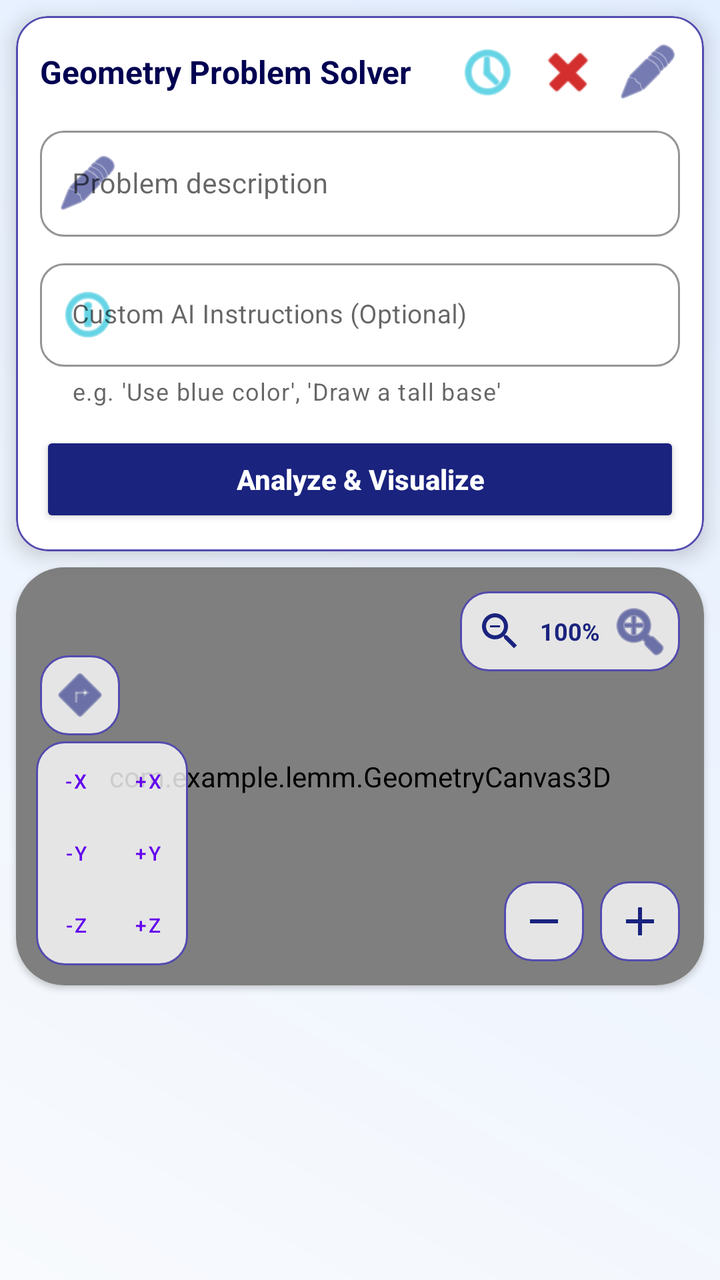
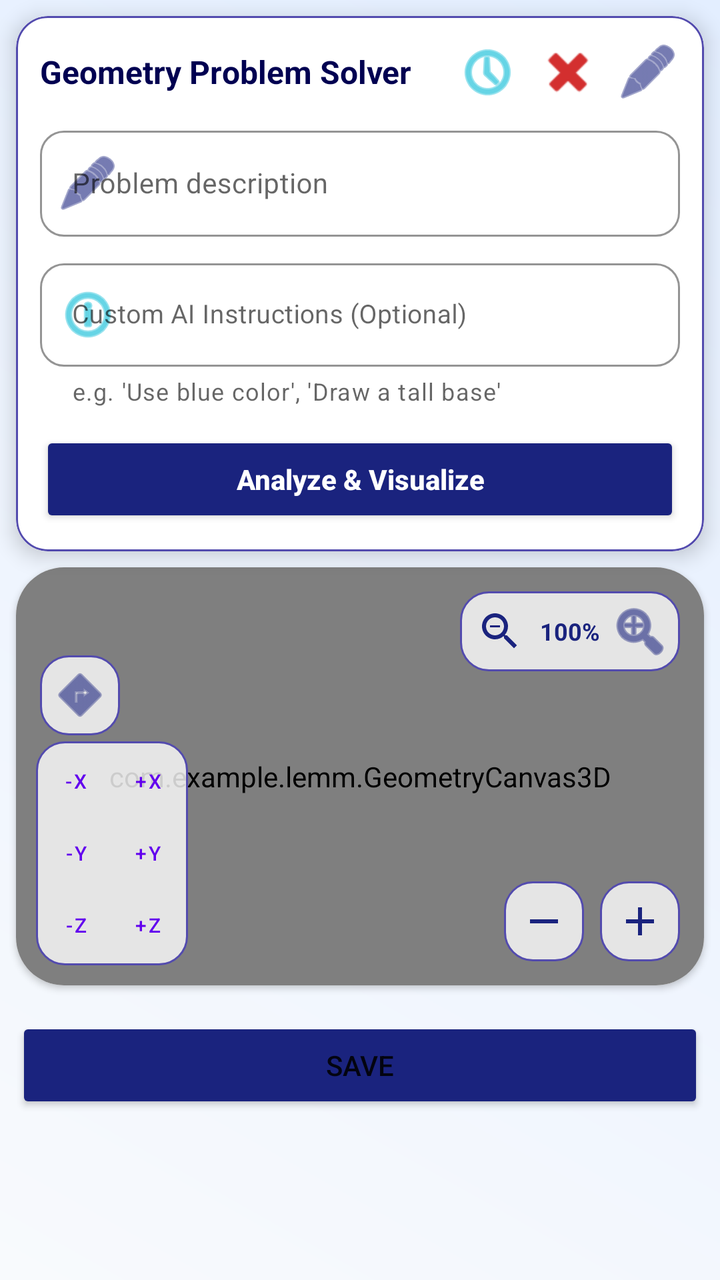

An Android layout rendered at two revisions. The XML below is the earlier revision; the diff shows what the commit changed to produce the second picture.
<!-- AndroidManifest.xml: application theme Theme.MaterialComponents.DayNight.NoActionBar -->
<!-- res/layout/activity_geometry_input.xml -->
<?xml version="1.0" encoding="utf-8"?>
<androidx.constraintlayout.widget.ConstraintLayout xmlns:android="http://schemas.android.com/apk/res/android"
    xmlns:app="http://schemas.android.com/apk/res-auto"
    xmlns:tools="http://schemas.android.com/tools"
    android:layout_width="match_parent"
    android:layout_height="match_parent"
    android:background="@drawable/gradient_bg">

    
    <com.google.android.material.card.MaterialCardView
        android:id="@+id/headerCard"
        android:layout_width="match_parent"
        android:layout_height="wrap_content"
        android:layout_margin="8dp"
        app:cardCornerRadius="16dp"
        app:cardElevation="6dp"
        app:strokeColor="@color/primary_light"
        app:strokeWidth="1dp"
        app:layout_constraintTop_toTopOf="parent">

        <LinearLayout
            android:layout_width="match_parent"
            android:layout_height="wrap_content"
            android:orientation="vertical"
            android:padding="12dp"
            android:background="@color/surface_white">

            <LinearLayout
                android:layout_width="match_parent"
                android:layout_height="wrap_content"
                android:orientation="horizontal"
                android:gravity="center_vertical">

                <TextView
                    android:layout_width="0dp"
                    android:layout_height="wrap_content"
                    android:layout_weight="1"
                    android:text="Geometry Problem Solver"
                    android:textStyle="bold"
                    android:textColor="@color/primary_dark"
                    android:textSize="16sp" />

                <ImageButton
                    android:id="@+id/btnHistory"
                    android:layout_width="32dp"
                    android:layout_height="32dp"
                    android:layout_marginEnd="8dp"
                    android:background="?attr/selectableItemBackgroundBorderless"
                    android:src="@android:drawable/ic_menu_recent_history"
                    app:tint="@color/secondary" />

                <ImageButton
                    android:id="@+id/btnStopAI"
                    android:layout_width="32dp"
                    android:layout_height="32dp"
                    android:layout_marginEnd="8dp"
                    android:background="?attr/selectableItemBackgroundBorderless"
                    android:src="@android:drawable/ic_delete"
                    app:tint="@color/error_red" />

                <ImageButton
                    android:id="@+id/btnToggleInput"
                    android:layout_width="32dp"
                    android:layout_height="32dp"
                    android:background="?attr/selectableItemBackgroundBorderless"
                    android:src="@android:drawable/ic_menu_edit"
                    app:tint="@color/primary" />
            </LinearLayout>

            <LinearLayout
                android:id="@+id/inputExpandableArea"
                android:layout_width="match_parent"
                android:layout_height="wrap_content"
                android:orientation="vertical"
                android:visibility="visible"
                android:paddingTop="8dp">

                <com.google.android.material.textfield.TextInputLayout
                    android:id="@+id/tlDescription"
                    style="@style/Widget.MaterialComponents.TextInputLayout.OutlinedBox"
                    android:layout_width="match_parent"
                    android:layout_height="wrap_content"
                    android:hint="Problem description"
                    app:startIconDrawable="@android:drawable/ic_menu_edit"
                    app:startIconTint="@color/primary"
                    app:boxCornerRadiusBottomEnd="12dp"
                    app:boxCornerRadiusBottomStart="12dp"
                    app:boxCornerRadiusTopEnd="12dp"
                    app:boxCornerRadiusTopStart="12dp"
                    app:boxStrokeColor="@color/primary">

                    <com.google.android.material.textfield.TextInputEditText
                        android:id="@+id/etDescription"
                        android:layout_width="match_parent"
                        android:layout_height="wrap_content"
                        android:inputType="textMultiLine"
                        android:minLines="1"
                        android:maxLines="3"
                        android:textColor="@color/text_main"
                        android:textSize="14sp" />
                </com.google.android.material.textfield.TextInputLayout>

                <com.google.android.material.textfield.TextInputLayout
                    android:id="@+id/tlExtraCommands"
                    style="@style/Widget.MaterialComponents.TextInputLayout.OutlinedBox"
                    android:layout_width="match_parent"
                    android:layout_height="wrap_content"
                    android:layout_marginTop="8dp"
                    android:hint="Custom AI Instructions (Optional)"
                    app:startIconDrawable="@android:drawable/ic_menu_info_details"
                    app:startIconTint="@color/secondary"
                    app:endIconMode="clear_text"
                    app:endIconTint="@color/secondary"
                    app:boxCornerRadiusBottomEnd="12dp"
                    app:boxCornerRadiusBottomStart="12dp"
                    app:boxCornerRadiusTopEnd="12dp"
                    app:boxCornerRadiusTopStart="12dp"
                    app:boxStrokeColor="@color/secondary"
                    app:helperText="e.g. 'Use blue color', 'Draw a tall base'"
                    app:helperTextEnabled="true">

                    <com.google.android.material.textfield.TextInputEditText
                        android:id="@+id/etExtraCommands"
                        android:layout_width="match_parent"
                        android:layout_height="wrap_content"
                        android:inputType="textMultiLine"
                        android:minLines="1"
                        android:maxLines="2"
                        android:textColor="@color/text_main"
                        android:textSize="13sp" />
                </com.google.android.material.textfield.TextInputLayout>

                <Button
                    android:id="@+id/btnSolveProblem"
                    android:layout_width="match_parent"
                    android:layout_height="48dp"
                    android:layout_marginTop="12dp"
                    android:backgroundTint="@color/primary"
                    android:text="Analyze &amp; Visualize"
                    android:textAllCaps="false"
                    android:textColor="@color/white"
                    android:textSize="14sp"
                    android:textStyle="bold"
                    app:cornerRadius="12dp"
                    app:icon="@android:drawable/ic_menu_view"
                    app:iconGravity="textStart" />
            </LinearLayout>

            <ProgressBar
                android:id="@+id/progressBar"
                style="?android:attr/progressBarStyleHorizontal"
                android:layout_width="match_parent"
                android:layout_height="wrap_content"
                android:layout_marginTop="4dp"
                android:indeterminate="true"
                android:visibility="gone" />
        </LinearLayout>
    </com.google.android.material.card.MaterialCardView>

    
    <com.google.android.material.card.MaterialCardView
        android:id="@+id/canvasCard"
        android:layout_width="0dp"
        android:layout_height="0dp"
        android:layout_margin="8dp"
        app:cardCornerRadius="24dp"
        app:cardElevation="2dp"
        app:layout_constraintBottom_toTopOf="@+id/resultSection"
        app:layout_constraintEnd_toEndOf="parent"
        app:layout_constraintStart_toStartOf="parent"
        app:layout_constraintTop_toBottomOf="@id/headerCard"
        app:layout_constraintVertical_weight="0.6">

        <FrameLayout
            android:id="@+id/canvasContainer"
            android:layout_width="match_parent"
            android:layout_height="match_parent"
            android:background="#FFFFFF">

            <com.example.lemm.GeometryCanvas3D
                android:id="@+id/geometryCanvas3D"
                android:layout_width="match_parent"
                android:layout_height="match_parent"
                android:visibility="visible" />

            
            <LinearLayout
                android:layout_width="wrap_content"
                android:layout_height="wrap_content"
                android:layout_gravity="bottom|start"
                android:layout_marginStart="12dp"
                android:layout_marginBottom="125dp"
                android:background="@drawable/floating_controls_bg"
                android:padding="4dp">

                <ImageButton
                    android:id="@+id/btnToggleMoveRotate"
                    android:layout_width="32dp"
                    android:layout_height="32dp"
                    android:background="?attr/selectableItemBackgroundBorderless"
                    android:src="@android:drawable/ic_menu_directions"
                    android:tooltipText="Toggle Move/Rotate"
                    app:tint="@color/primary" />
            </LinearLayout>

            
            <LinearLayout
                android:layout_width="wrap_content"
                android:layout_height="wrap_content"
                android:layout_gravity="top|end"
                android:layout_margin="12dp"
                android:background="@drawable/floating_controls_bg"
                android:orientation="horizontal"
                android:padding="4dp"
                android:gravity="center_vertical">

                <ImageButton
                    android:id="@+id/btnZoomOut"
                    android:layout_width="32dp"
                    android:layout_height="32dp"
                    android:background="?attr/selectableItemBackgroundBorderless"
                    android:src="@drawable/ic_zoom_out_custom"
                    app:tint="@color/primary" />

                <TextView
                    android:id="@+id/tvZoomPercent"
                    android:layout_width="wrap_content"
                    android:layout_height="wrap_content"
                    android:layout_gravity="center"
                    android:paddingHorizontal="4dp"
                    android:text="100%"
                    android:textColor="@color/primary"
                    android:textSize="12sp"
                    android:textStyle="bold" />

                <ImageButton
                    android:id="@+id/btnZoomIn"
                    android:layout_width="32dp"
                    android:layout_height="32dp"
                    android:background="?attr/selectableItemBackgroundBorderless"
                    android:src="@android:drawable/ic_menu_zoom"
                    app:tint="@color/primary" />

            </LinearLayout>

            
            <LinearLayout
                android:id="@+id/rotationControls"
                android:layout_width="wrap_content"
                android:layout_height="wrap_content"
                android:layout_gravity="bottom|start"
                android:layout_margin="10dp"
                android:background="@drawable/floating_controls_bg"
                android:orientation="vertical"
                android:padding="2dp">

                <LinearLayout
                    android:layout_width="wrap_content"
                    android:layout_height="wrap_content">

                    <Button
                        android:id="@+id/btnRotXMinus"
                        style="@style/Widget.MaterialComponents.Button.TextButton"
                        android:layout_width="36dp"
                        android:layout_height="36dp"
                        android:text="-X"
                        android:textSize="10sp" />

                    <Button
                        android:id="@+id/btnRotXPlus"
                        style="@style/Widget.MaterialComponents.Button.TextButton"
                        android:layout_width="36dp"
                        android:layout_height="36dp"
                        android:text="+X"
                        android:textSize="10sp" />
                </LinearLayout>

                <LinearLayout
                    android:layout_width="wrap_content"
                    android:layout_height="wrap_content">

                    <Button
                        android:id="@+id/btnRotYMinus"
                        style="@style/Widget.MaterialComponents.Button.TextButton"
                        android:layout_width="36dp"
                        android:layout_height="36dp"
                        android:text="-Y"
                        android:textSize="10sp" />

                    <Button
                        android:id="@+id/btnRotYPlus"
                        style="@style/Widget.MaterialComponents.Button.TextButton"
                        android:layout_width="36dp"
                        android:layout_height="36dp"
                        android:text="+Y"
                        android:textSize="10sp" />
                </LinearLayout>

                <LinearLayout
                    android:layout_width="wrap_content"
                    android:layout_height="wrap_content">

                    <Button
                        android:id="@+id/btnRotZMinus"
                        style="@style/Widget.MaterialComponents.Button.TextButton"
                        android:layout_width="36dp"
                        android:layout_height="36dp"
                        android:text="-Z"
                        android:textSize="10sp" />

                    <Button
                        android:id="@+id/btnRotZPlus"
                        style="@style/Widget.MaterialComponents.Button.TextButton"
                        android:layout_width="36dp"
                        android:layout_height="36dp"
                        android:text="+Z"
                        android:textSize="10sp" />
                </LinearLayout>
            </LinearLayout>

            
            <LinearLayout
                android:layout_width="wrap_content"
                android:layout_height="wrap_content"
                android:layout_gravity="bottom|end"
                android:layout_margin="12dp">

                <ImageButton
                    android:id="@+id/btnMinimizeCanvas"
                    android:layout_width="40dp"
                    android:layout_height="40dp"
                    android:layout_marginEnd="8dp"
                    android:background="@drawable/floating_controls_bg"
                    android:src="@drawable/ic_minus"
                    app:tint="@color/primary" />

                <ImageButton
                    android:id="@+id/btnMaximizeCanvas"
                    android:layout_width="40dp"
                    android:layout_height="40dp"
                    android:background="@drawable/floating_controls_bg"
                    android:src="@drawable/ic_plus"
                    app:tint="@color/primary" />
            </LinearLayout>

        </FrameLayout>
    </com.google.android.material.card.MaterialCardView>

    
    <LinearLayout
        android:id="@+id/resultSection"
        android:layout_width="0dp"
        android:layout_height="0dp"
        android:orientation="vertical"
        app:layout_constraintBottom_toBottomOf="parent"
        app:layout_constraintEnd_toEndOf="parent"
        app:layout_constraintStart_toStartOf="parent"
        app:layout_constraintTop_toBottomOf="@id/canvasCard"
        app:layout_constraintVertical_weight="0.4">

        <LinearLayout
            android:id="@+id/solutionControls"
            android:layout_width="match_parent"
            android:layout_height="wrap_content"
            android:layout_margin="8dp"
            android:gravity="center"
            android:orientation="horizontal"
            android:visibility="gone">

            <Button
                android:id="@+id/btnDiscard"
                style="@style/Widget.MaterialComponents.Button.OutlinedButton"
                android:layout_width="0dp"
                android:layout_height="wrap_content"
                android:layout_marginEnd="8dp"
                android:layout_weight="1"
                android:text="Don't Save"
                android:textColor="#C62828" />

            <Button
                android:id="@+id/btnSaveSolution"
                android:layout_width="0dp"
                android:layout_height="wrap_content"
                android:layout_weight="1"
                android:backgroundTint="@color/primary"
                android:text="Save" />

        </LinearLayout>

        <ScrollView
            android:id="@+id/resultScrollView"
            android:layout_width="match_parent"
            android:layout_height="match_parent">

            <LinearLayout
                android:id="@+id/stepsContainer"
                android:layout_width="match_parent"
                android:layout_height="wrap_content"
                android:orientation="vertical"
                android:padding="8dp" />
        </ScrollView>
    </LinearLayout>

</androidx.constraintlayout.widget.ConstraintLayout>
<!-- resources referenced by this layout -->
<resources>
  <color name="error_red">#D32F2F</color>
  <color name="primary">#1A237E</color>
  <color name="primary_dark">#000051</color>
  <color name="primary_light">#534BAE</color>
  <color name="secondary">#00B8D4</color>
  <color name="surface_white">#FFFFFF</color>
  <color name="text_main">#1C1C1E</color>
  <color name="white">#FFFFFF</color>
  <!-- drawable floating_controls_bg (drawable) -->
  <?xml version="1.0" encoding="utf-8"?>
  <shape xmlns:android="http://schemas.android.com/apk/res/android">
      <solid android:color="#CCFFFFFF" />
      <corners android:radius="14dp" />
      <stroke android:width="1dp" android:color="@color/primary_light" />
  </shape>
  <!-- drawable gradient_bg (drawable) -->
  <?xml version="1.0" encoding="utf-8"?>
  <shape xmlns:android="http://schemas.android.com/apk/res/android">
      <gradient
          android:angle="45"
          android:endColor="@color/bg_end"
          android:startColor="@color/bg_start"
          android:type="linear" />
  </shape>
  <!-- drawable ic_minus (drawable) -->
  <vector xmlns:android="http://schemas.android.com/apk/res/android"
      android:width="24dp"
      android:height="24dp"
      android:viewportWidth="24"
      android:viewportHeight="24">
      <path
          android:fillColor="#000000"
          android:pathData="M19,13H5v-2h14v2z"/>
  </vector>
  <!-- drawable ic_plus (drawable) -->
  <vector xmlns:android="http://schemas.android.com/apk/res/android"
      android:width="24dp"
      android:height="24dp"
      android:viewportWidth="24"
      android:viewportHeight="24">
      <path
          android:fillColor="#000000"
          android:pathData="M19,13h-6v6h-2v-6H5v-2h6V5h2v6h6v2z"/>
  </vector>
  <!-- drawable ic_zoom_out_custom (drawable) -->
  <vector xmlns:android="http://schemas.android.com/apk/res/android"
      android:width="24dp"
      android:height="24dp"
      android:viewportWidth="24"
      android:viewportHeight="24">
      
      <path
          android:fillColor="#000000"
          android:pathData="M15.5,14h-0.79l-0.28,-0.27C15.41,12.59 16,11.11 16,9.5 16,5.91 13.09,3 9.5,3S3,5.91 3,9.5 5.91,16 9.5,16c1.61,0 3.09,-0.59 4.23,-1.57l0.27,0.28v0.79l5,4.99L20.49,19l-4.99,-5zM9.5,14C7.01,14 5,11.99 5,9.5S7.01,5 9.5,5 14,7.01 14,9.5 11.99,14 9.5,14z"/>
      
      <path
          android:fillColor="#000000"
          android:pathData="M7,9h5v1h-5z"/>
  </vector>
  <color name="bg_end">#E3EEFF</color>
  <color name="bg_start">#F8FAFD</color>
</resources>

<!-- the commit's change to res/layout/activity_geometry_input.xml (unified diff, before → after) -->
@@ -364,24 +364,15 @@
             android:layout_height="wrap_content"
             android:layout_margin="8dp"
             android:gravity="center"
-            android:orientation="horizontal"
-            android:visibility="gone">
-
-            <Button
-                android:id="@+id/btnDiscard"
-                style="@style/Widget.MaterialComponents.Button.OutlinedButton"
-                android:layout_width="0dp"
-                android:layout_height="wrap_content"
-                android:layout_marginEnd="8dp"
-                android:layout_weight="1"
-                android:text="Don't Save"
-                android:textColor="#C62828" />
+            android:orientation="horizontal">
+
+            
+            
 
             <Button
                 android:id="@+id/btnSaveSolution"
-                android:layout_width="0dp"
-                android:layout_height="wrap_content"
-                android:layout_weight="1"
+                android:layout_width="match_parent"
+                android:layout_height="wrap_content"
                 android:backgroundTint="@color/primary"
                 android:text="Save" />
 
